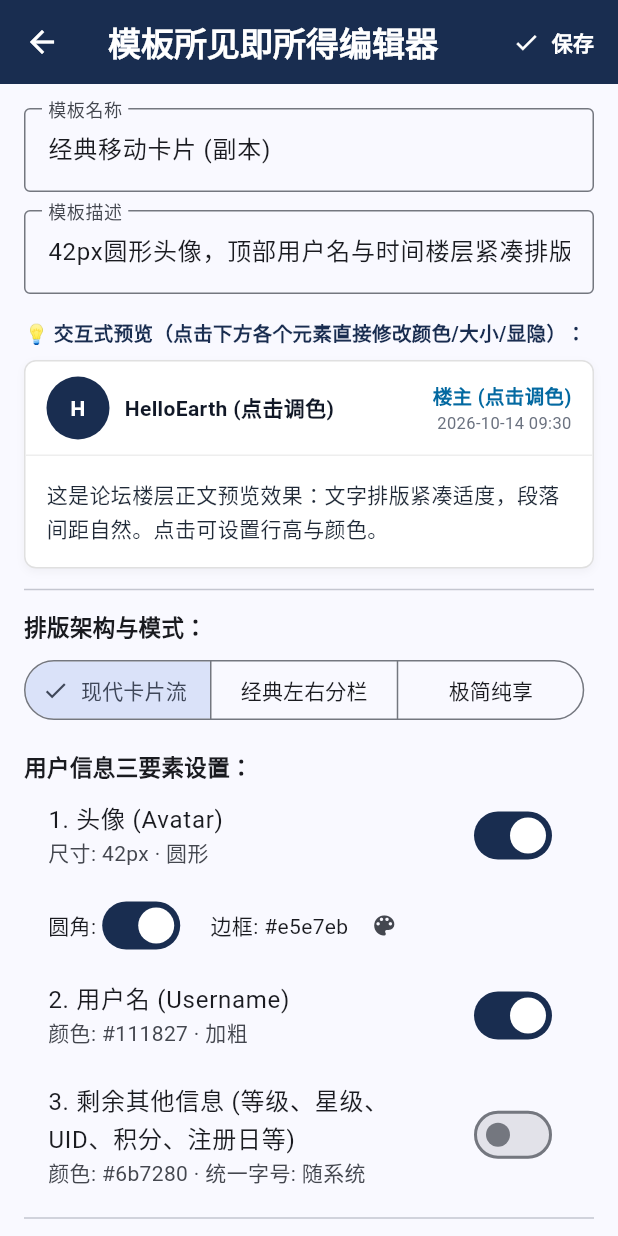
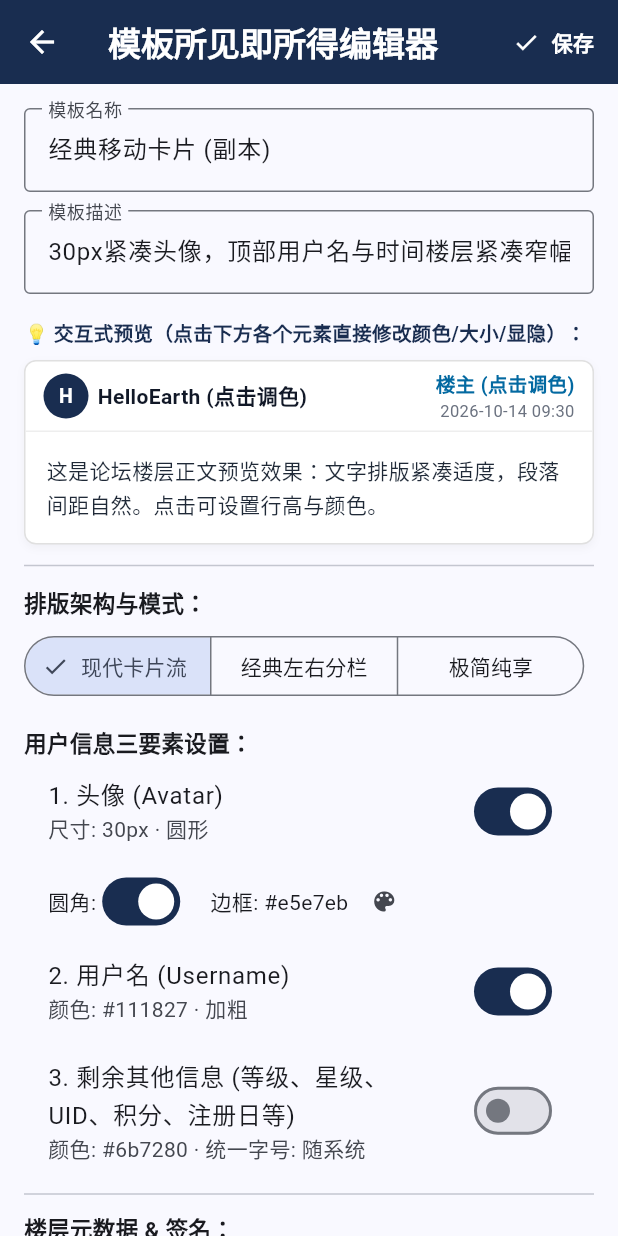
Before and after one commit to almus2zhang/hipda2pdf, a Flutter app: the TemplateManageScreen screen opened directly, after a tap on the "edit" icon, on a phone screen of 412 x 824 dp. Run offline on Flutter 3.47's test engine with Material 3 defaults, Android fonts, the phone set to English and light mode, and no system bars; our stand-ins replace image_picker, open_filex, permission_handler, shared_preferences; missing offline and left inert: flutter_inappwebview, syncfusion_flutter_pdf; accounts and stored records are empty.

Commit message:
fix: 经典论坛左右分栏完全恢复原汁原味800+排版，600卡片缩窄用户信息栏

```diff
--- a/d2pdf_app/lib/layout_template.dart
+++ b/d2pdf_app/lib/layout_template.dart
@@ -219,11 +219,11 @@ class TemplateManager {
   static final LayoutTemplate defaultCard = LayoutTemplate(
     id: 'builtin_card',
     name: '经典移动卡片',
-    description: '42px圆形头像，顶部用户名与时间楼层紧凑排版，支持任意宽度自适应。',
+    description: '30px紧凑头像，顶部用户名与时间楼层紧凑窄幅排版，支持任意宽度自适应。',
     defaultWidth: 600,
     isBuiltin: true,
     showAvatar: true,
-    avatarSize: 42,
+    avatarSize: 30,
     avatarRound: true,
     avatarBorderColor: '#e5e7eb',
     showUsername: true,
--- a/d2pdf_app/lib/template_manage_screen.dart
+++ b/d2pdf_app/lib/template_manage_screen.dart
@@ -245,11 +245,11 @@ class _TemplateManageScreenState extends State<TemplateManageScreen> {
                 Container(
                   padding: const EdgeInsets.symmetric(horizontal: 16, vertical: 10),
                   color: Colors.blueGrey.shade50,
-                  child: Row(
+                  child: const Row(
                     children: [
-                      const Icon(Icons.info_outline, size: 16, color: Color(0xFF192D50)),
-                      const SizedBox(width: 8),
-                      const Expanded(
+                      Icon(Icons.info_outline, size: 16, color: Color(0xFF192D50)),
+                      SizedBox(width: 8),
+                      Expanded(
                         child: Text(
                           '选择用于生成 PDF 的排版风格。支持通过 AI 识图/文字定制新模板，也可可视化微调。',
                           style: TextStyle(fontSize: 12, color: Colors.black87),
@@ -1032,9 +1032,9 @@ class _TemplateEditorScreenState extends State<TemplateEditorScreen> {
       child: Column(
         crossAxisAlignment: CrossAxisAlignment.start,
         children: [
-          // 顶部作者与楼层条
+          // 顶部作者与楼层条 (缩窄紧凑化)
           Container(
-            padding: const EdgeInsets.symmetric(horizontal: 14, vertical: 10),
+            padding: const EdgeInsets.symmetric(horizontal: 12, vertical: 5),
             decoration: BoxDecoration(
               border: Border(
                 bottom: BorderSide(
@@ -1054,18 +1054,18 @@ class _TemplateEditorScreenState extends State<TemplateEditorScreen> {
                       );
                     },
                     child: Container(
-                      width: _current.avatarSize.toDouble(),
-                      height: _current.avatarSize.toDouble(),
+                      width: _current.avatarSize.toDouble().clamp(24.0, 56.0),
+                      height: _current.avatarSize.toDouble().clamp(24.0, 56.0),
                       decoration: BoxDecoration(
                         color: const Color(0xFF192D50),
                         shape: _current.avatarRound ? BoxShape.circle : BoxShape.rectangle,
-                        borderRadius: _current.avatarRound ? null : BorderRadius.circular(6),
+                        borderRadius: _current.avatarRound ? null : BorderRadius.circular(4),
                       ),
                       alignment: Alignment.center,
-                      child: const Text('H', style: TextStyle(color: Colors.white, fontWeight: FontWeight.bold)),
+                      child: const Text('H', style: TextStyle(color: Colors.white, fontWeight: FontWeight.bold, fontSize: 13)),
                     ),
                   ),
-                const SizedBox(width: 10),
+                const SizedBox(width: 6),
                 Expanded(
                   child: Column(
                     crossAxisAlignment: CrossAxisAlignment.start,
--- a/d2pdf_app/pubspec.yaml
+++ b/d2pdf_app/pubspec.yaml
@@ -16,7 +16,7 @@ publish_to: 'none' # Remove this line if you wish to publish to pub.dev
 # https://developer.apple.com/library/archive/documentation/General/Reference/InfoPlistKeyReference/Articles/CoreFoundationKeys.html
 # In Windows, build-name is used as the major, minor, and patch parts
 # of the product and file versions while build-number is used as the build suffix.
-version: 1.1.2+6
+version: 1.1.3+7
 
 environment:
   sdk: ^3.5.4
```
Also changed, not shown: d2pdf_app/lib/template_renderer.dart (+90 -96 lines).
